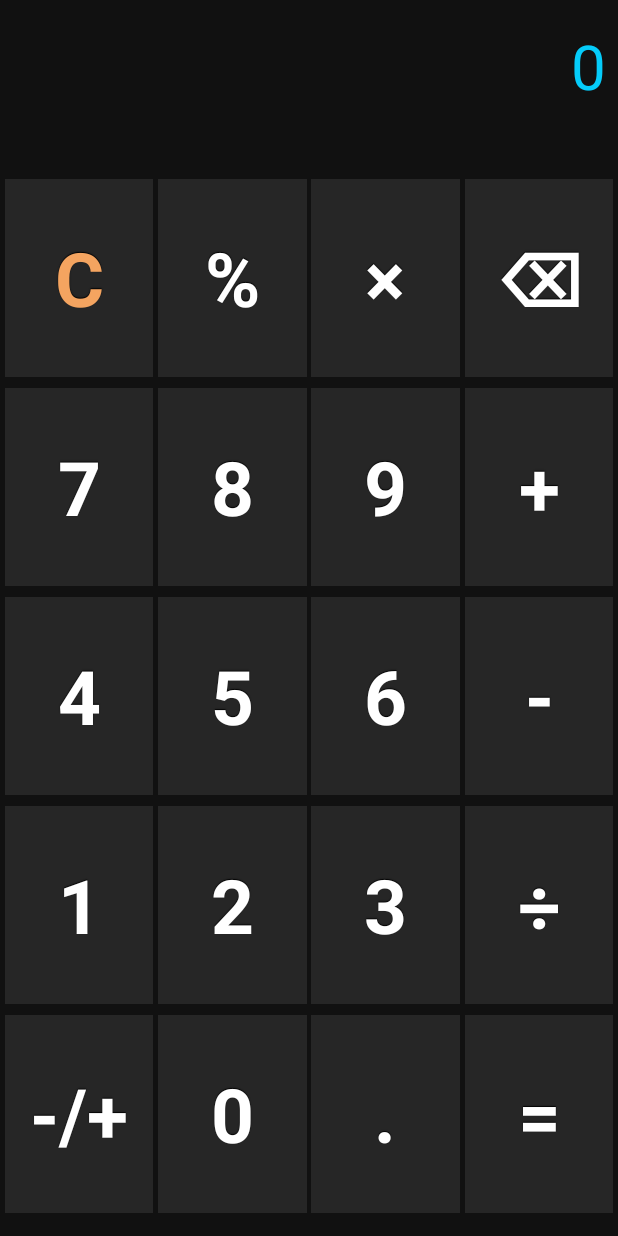
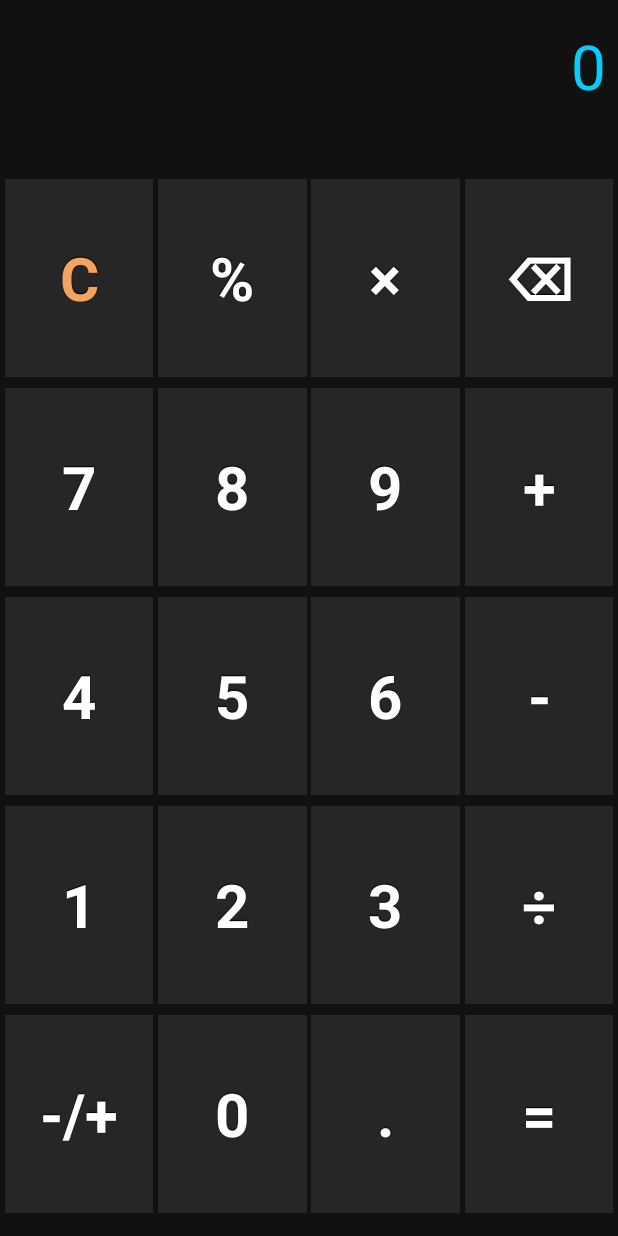
Before and after one commit to spike/Calculator, an Android app: the screen it shows after launch (MainActivity), on a phone screen of 412 x 824 dp. Run offline under Robolectric (Android 15) with nearby library versions, the phone set to English and light mode, and no system bars.

Commit message:
tweaked the styles a bit

```diff
--- a/app/src/main/res/values/styles.xml
+++ b/app/src/main/res/values/styles.xml
@@ -1,7 +1,7 @@
 <resources>
     <style name="AppTheme" parent="Theme.AppCompat.Light.NoActionBar">
         <item name="android:windowBackground">@color/screenColorBackground</item>
-        <item name="android:textSize">50sp</item>
+        <item name="android:textSize">40sp</item>
     </style>
     <style name="button" parent="@android:style/Widget.Button">
         <item name="android:gravity">center_vertical|center_horizontal</item>
```
